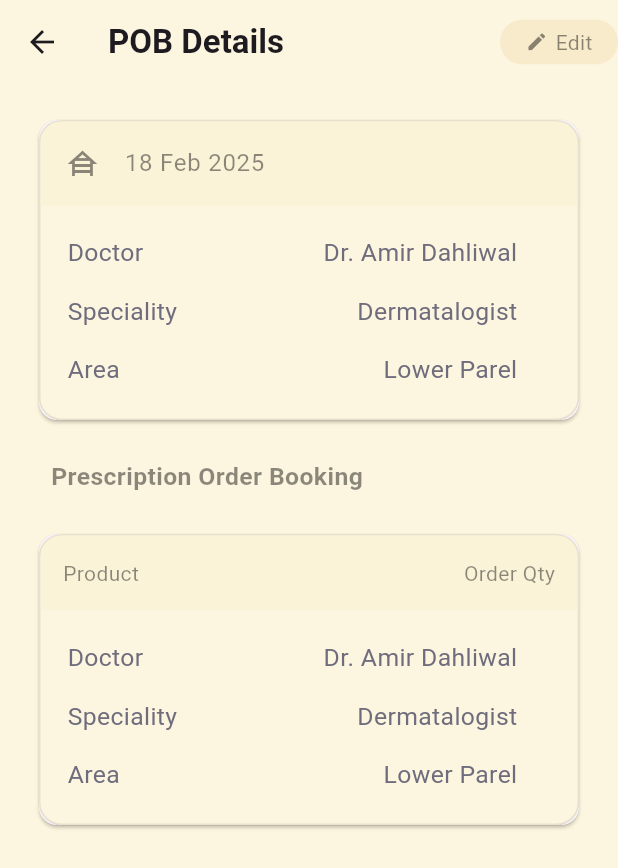
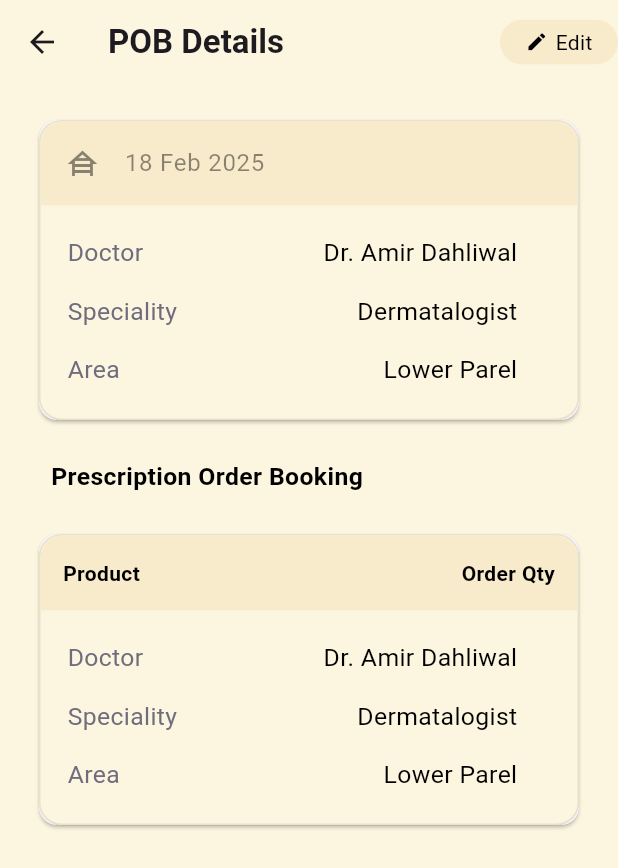
Before and after one commit to amanpal8sss/flutter_, a Flutter app: the screen it shows after launch, after a tap on "17", on a phone screen of 412 x 824 dp. Shown: the top 868 px of the screen. Run offline on Flutter 3.47's test engine with Material 3 defaults, Android fonts, the phone set to English and light mode, and no system bars.

Commit message:
pages-refactored-ui

```diff
--- a/lib/screens/pob/pob_page/pob_page.dart
+++ b/lib/screens/pob/pob_page/pob_page.dart
@@ -50,7 +50,7 @@ class PobPage extends StatelessWidget {
                    style: TextStyle(
                     fontSize: 16.5,
                     fontWeight: FontWeight.bold,
-                    color: Colors.black45,
+                    color: Colors.black,
                    ),
                    ),
                    ),
--- a/lib/widgets/app_bar_custom_button.dart
+++ b/lib/widgets/app_bar_custom_button.dart
@@ -34,7 +34,7 @@ class AppBarActionButton extends StatelessWidget {
                 ? Text(
                     labelText,
                     style: TextStyle(
-                      color: Colors.black45,
+                      color: Colors.black,
                     ),
                   )
                 : IntrinsicHeight(
@@ -44,14 +44,14 @@ class AppBarActionButton extends StatelessWidget {
                           padding: const EdgeInsets.only(right: 5.0),
                           child: Icon(
                             icon,
-                            color:  Colors.black45,
+                            color:  Colors.black,
                             size: 15.0,
                           ),
                         ),
                         Text(
                           labelText,
                           style: TextStyle(
-                            color:  Colors.black45,
+                            color:  Colors.black,
                           ),
                         ),
                       ],
--- a/lib/widgets/app_list_page.dart
+++ b/lib/widgets/app_list_page.dart
@@ -94,7 +94,7 @@ class AppList extends StatelessWidget {
                     subtitleText: subtitleText,
                   ),
                 ),
-                itemCount: 20,
+                itemCount: 7,
                 separatorBuilder: (_, i) => const ListingDivider(),
               ),
             ),
--- a/lib/widgets/custom_app_card.dart
+++ b/lib/widgets/custom_app_card.dart
@@ -36,7 +36,7 @@ class CustomAppCard extends StatelessWidget {
                   topRight: borderRadius,
                 ),
                 child: ColoredBox(
-                  color: const Color(0xFFFBF3D8),
+                  color: const Color(0xFFF8EBCB),
                   child: ListTile(
                     leading: Icon(
                       headerIcon,
@@ -81,7 +81,7 @@ class CustomAppCard extends StatelessWidget {
                           content[i].value,
                           style: TextStyle(
                             fontSize: 16.5,
-                            color: const Color(0xFF6F6D7D),
+                            color:  Colors.black,
                           ),
                           textAlign: TextAlign.end,
                          ))
--- a/lib/widgets/custom_app_card_head.dart
+++ b/lib/widgets/custom_app_card_head.dart
@@ -38,7 +38,7 @@ class CustomAppCardHead extends StatelessWidget {
                   topRight: borderRadius,
                 ),
                 child: ColoredBox(
-                  color: const Color(0xFFFBF3D8),
+                  color: const Color(0xFFF8EBCB),
                   child: Padding(
                     padding: const EdgeInsets.all(15.0),
                     child: Row(
@@ -47,13 +47,15 @@ class CustomAppCardHead extends StatelessWidget {
                        Text(
                         headerLabel1,
                         style: TextStyle(
-                          color: Colors.black45,
+                           fontWeight: FontWeight.bold,
+                          color: Colors.black,
                         ),
                       ),
                        Text(
                         headerLabel2,
                         style: TextStyle(
-                          color: Colors.black45,
+                          fontWeight: FontWeight.bold,
+                          color: Colors.black,
                         ),
                       ),
                       ],
@@ -91,7 +93,7 @@ class CustomAppCardHead extends StatelessWidget {
                           content[i].value,
                           style: TextStyle(
                             fontSize: 16.5,
-                            color: const Color(0xFF6F6D7D),
+                            color:  Colors.black,
                           ),
                           textAlign: TextAlign.end,
                          ))
```
